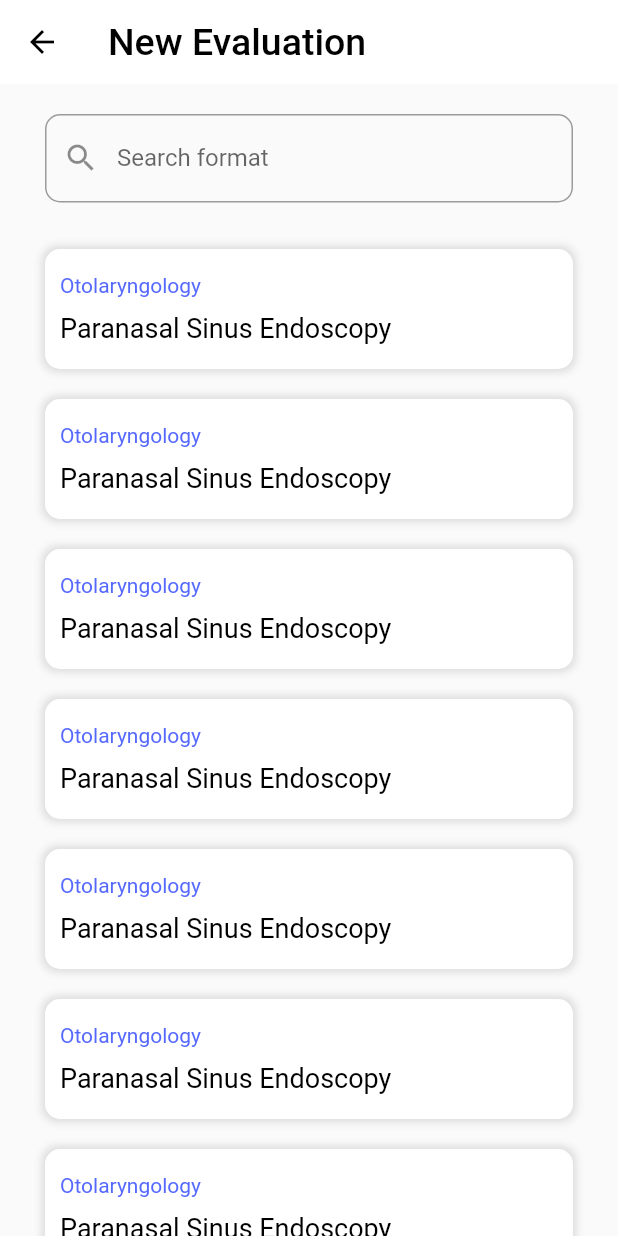
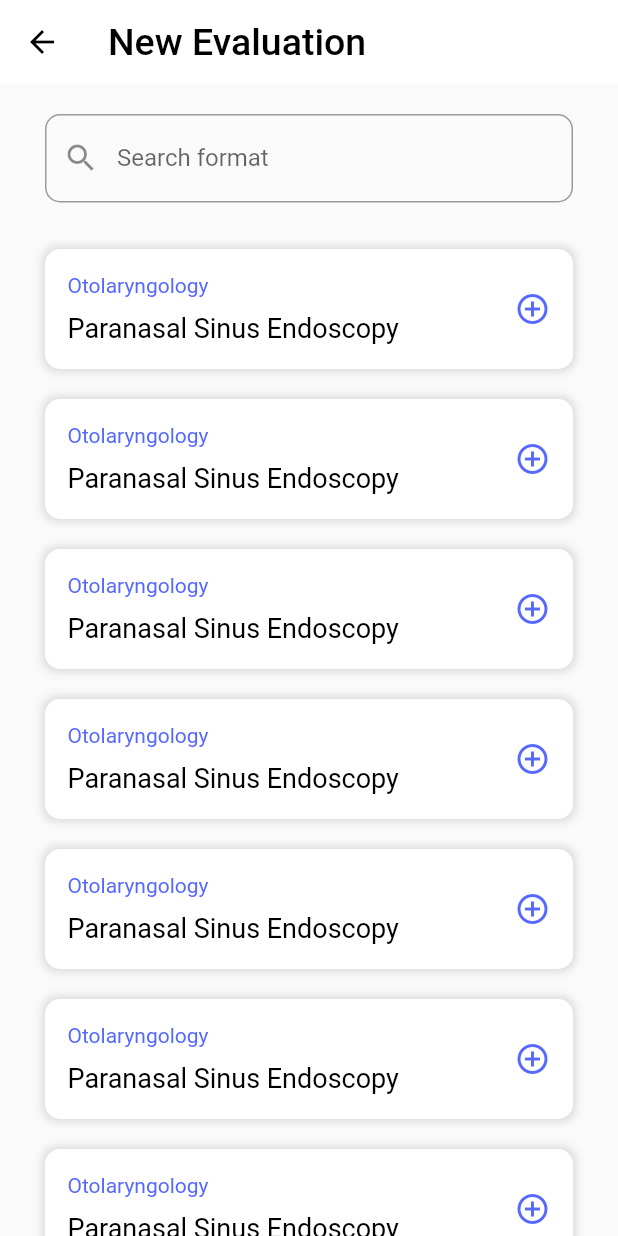
Before and after one commit to blessedmate/Biocheck, a Flutter app: the BeginEvaluationView screen opened by its route, on a phone screen of 412 x 824 dp. Run offline on Flutter 3.47's test engine with Material 2 defaults, Android fonts, the phone set to English and light mode, and no system bars; our stand-ins replace get; Roboto replaces fonts that are missing (Airbnb).

Commit message:
added plus icon

```diff
--- a/lib/app/modules/begin_evaluation/views/begin_evaluation_view.dart
+++ b/lib/app/modules/begin_evaluation/views/begin_evaluation_view.dart
@@ -73,7 +73,7 @@ class BeginEvaluationView extends GetView<BeginEvaluationController> {
       onTap: () {},
       child: Container(
           height: 80,
-          padding: const EdgeInsets.all(10),
+          padding: const EdgeInsets.symmetric(vertical: 10, horizontal: 15),
           margin: const EdgeInsets.symmetric(vertical: 10, horizontal: 15),
           decoration: BoxDecoration(
               borderRadius: BorderRadius.circular(10),
@@ -85,14 +85,17 @@ class BeginEvaluationView extends GetView<BeginEvaluationController> {
                     blurRadius: 4,
                     spreadRadius: 2)
               ]),
-          child: Column(
+          child: Row(
+            mainAxisAlignment: MainAxisAlignment.spaceBetween,
+            children: [
+              Column(
                 crossAxisAlignment: CrossAxisAlignment.start,
                 mainAxisAlignment: MainAxisAlignment.center,
                 children: [
                   Text(
                     medicineField.toString(),
-                style:
-                    const TextStyle(color: Palette.primaryColor, fontSize: 14),
+                    style: const TextStyle(
+                        color: Palette.primaryColor, fontSize: 14),
                   ),
                   const SizedBox(
                     height: 10,
@@ -102,6 +105,12 @@ class BeginEvaluationView extends GetView<BeginEvaluationController> {
                     style: const TextStyle(color: Colors.black, fontSize: 18),
                   ),
                 ],
+              ),
+              const Icon(
+                Icons.add_circle_outline_sharp,
+                color: Palette.primaryColor,
+              )
+            ],
           )),
     );
   }
```
Lines whose indentation alone changed are shown as unchanged.
